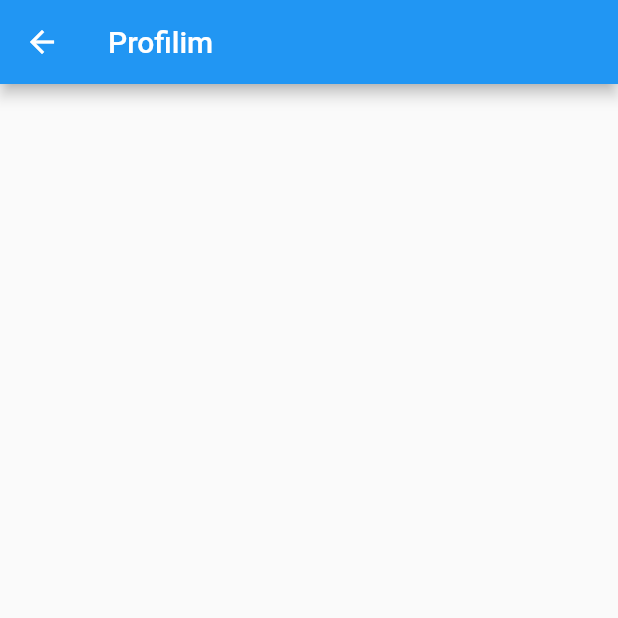
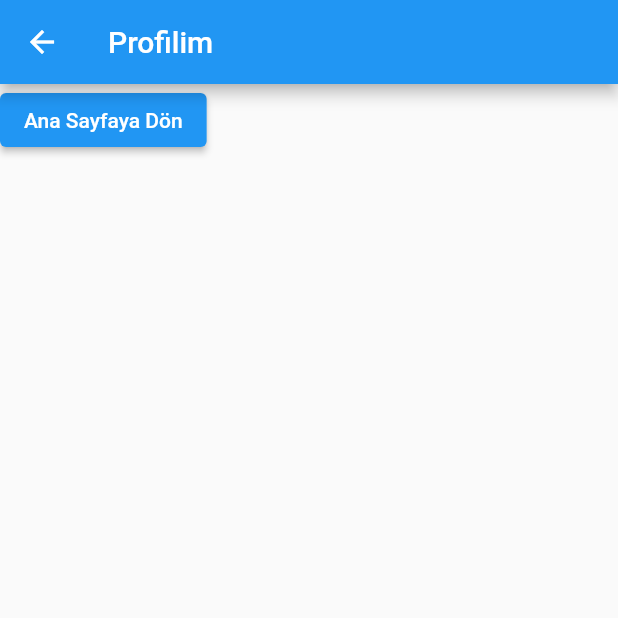
Before and after one commit to kabekus/flutter, a Flutter app: the screen it shows after launch, after a tap on "Giriş Yap", on a phone screen of 412 x 824 dp, the top half of it. Run offline on Flutter 3.47's test engine with Material 2 defaults, Android fonts, the phone set to English and light mode, and no system bars.

Commit message:
Sayfalar arası geçişler , kullanıcı adı ve şifre çalışması yapıldı
route ile rotalar belirlendi

```diff
--- a/flutter_calisma/lib/main.dart
+++ b/flutter_calisma/lib/main.dart
@@ -21,8 +21,16 @@ class MyApp extends StatelessWidget {
 
  class _GirisEkraniState extends State<GirisEkrani> {
 
+  TextEditingController txt1 =TextEditingController();
+  TextEditingController txt2 = TextEditingController();
   girisButon(){
-    Navigator.pushNamed(context, "/ProfilSayfasi");
+    Navigator.pushNamed(
+      context, "/ProfilSayfasi",
+      arguments: VeriModeli(
+        kullaniciAdi: txt1.text,
+        sifre: txt2.text
+      ));
+
   }
 
    @override
@@ -32,6 +40,8 @@ class MyApp extends StatelessWidget {
        body: Container(
          child: Column(
            children: <Widget> [
+             TextFormField(controller:txt1),
+             TextFormField(controller:txt2 ,),
              ElevatedButton(onPressed: girisButon, child:Text("Giriş Yap"))
            ],
          ),
@@ -46,10 +56,34 @@ class MyApp extends StatelessWidget {
  }
 
  class _ProfilSayfasiState extends State<ProfilSayfasi> {
+    anaSayfa(){
+    Navigator.pushNamed(
+      context, "/",
+    );
+
+  }
    @override
    Widget build(BuildContext context) {
+
+     VeriModeli iletilenArgumanlar= ModalRoute.of(context).settings.arguments;
+
      return Scaffold(
-       appBar: AppBar(title: Text("Profilim"),),
+       appBar: AppBar(title: Text("Profilim"),
+       ),
+       body: Container(
+         child: Column (
+           children: <Widget> [
+            ElevatedButton(onPressed: anaSayfa, child:Text("Ana Sayfaya Dön")),
+            Text(iletilenArgumanlar.kullaniciAdi),
+            Text(iletilenArgumanlar.sifre)
+           ],
+         ),
+       ),
      );
    }
  }
+
+ class VeriModeli {
+   String kullaniciAdi , sifre;
+   VeriModeli({this.kullaniciAdi, this.sifre});
+ }
```
